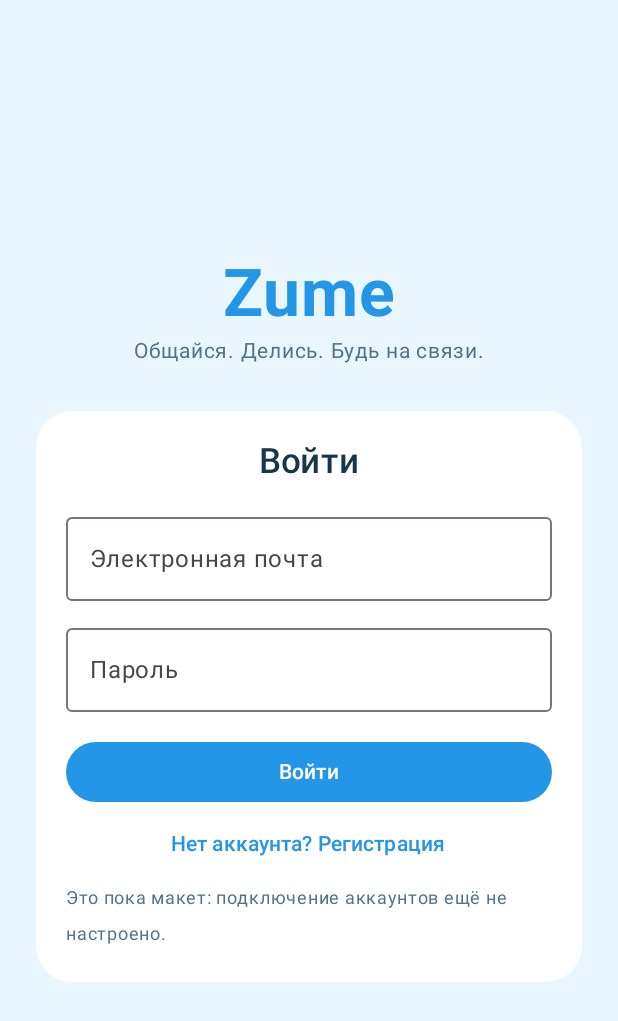
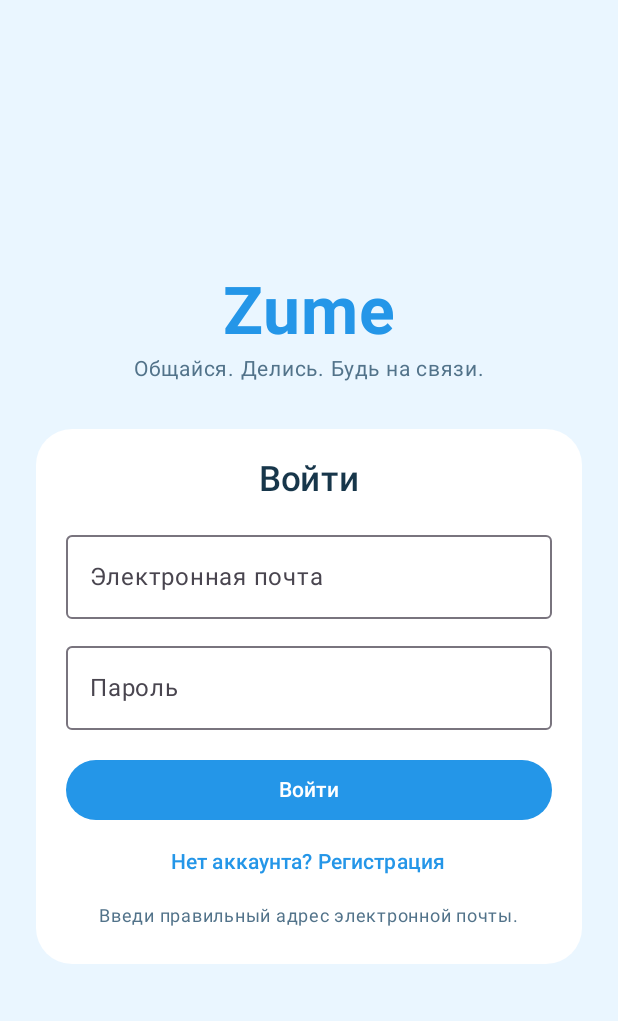
Before and after one commit to fudhuiwfhi4ehiu3/Zume1, an Android app built with Jetpack Compose: the screen it shows after launch (MainActivity), after a tap on "Войти", on a phone screen of 412 x 824 dp. Shown: the top 1021 px of the screen. Run offline under Robolectric (Android 15) with nearby library versions, the phone set to English and light mode, and no system bars; our stand-ins replace Firebase (no records; nobody signed in at launch, a user with empty details on screens opened directly).

Commit message:
Connect Zume registration and login to Firebase Auth

```diff
--- a/app/src/main/java/com/zume/app/MainActivity.kt
+++ b/app/src/main/java/com/zume/app/MainActivity.kt
@@ -21,9 +21,9 @@ import androidx.compose.material3.Text
 import androidx.compose.material3.TextButton
 import androidx.compose.material3.lightColorScheme
 import androidx.compose.runtime.Composable
+import androidx.compose.runtime.getValue
 import androidx.compose.runtime.mutableStateOf
 import androidx.compose.runtime.remember
-import androidx.compose.runtime.getValue
 import androidx.compose.runtime.setValue
 import androidx.compose.ui.Alignment
 import androidx.compose.ui.Modifier
@@ -32,6 +32,7 @@ import androidx.compose.ui.text.font.FontWeight
 import androidx.compose.ui.text.input.PasswordVisualTransformation
 import androidx.compose.ui.unit.dp
 import androidx.compose.ui.unit.sp
+import com.google.firebase.auth.FirebaseAuth
 
 private val ZumeBlue = Color(0xFF2496E8)
 private val PaleBlue = Color(0xFFEAF6FF)
@@ -53,39 +54,40 @@ class MainActivity : ComponentActivity() {
 
 @Composable
 fun ZumeWelcome() {
+    val auth = remember { FirebaseAuth.getInstance() }
     var email by remember { mutableStateOf("") }
     var password by remember { mutableStateOf("") }
     var isRegister by remember { mutableStateOf(false) }
+    var isLoading by remember { mutableStateOf(false) }
     var message by remember { mutableStateOf("Добро пожаловать в Zume!") }
 
-    Surface(
-        modifier = Modifier.fillMaxSize(),
-        color = PaleBlue
-    ) {
+    fun showError(error: Exception?) {
+        isLoading = false
+        message = when {
+            error == null -> "Не удалось выполнить действие. Проверь интернет и попробуй ещё раз."
+            error.message?.contains("already in use", ignoreCase = true) == true ->
+                "Этот адрес уже зарегистрирован. Попробуй войти."
+            error.message?.contains("badly formatted", ignoreCase = true) == true ->
+                "Проверь правильность адреса электронной почты."
+            error.message?.contains("password", ignoreCase = true) == true ->
+                "Пароль должен содержать не менее 6 символов."
+            error.message?.contains("network", ignoreCase = true) == true ->
+                "Нет подключения к интернету. Попробуй ещё раз."
+            else -> "Не получилось выполнить действие. Проверь данные и настройки Firebase."
+        }
+    }
+
+    Surface(modifier = Modifier.fillMaxSize(), color = PaleBlue) {
         Column(
-            modifier = Modifier
-                .fillMaxSize()
-                .padding(24.dp),
+            modifier = Modifier.fillMaxSize().padding(24.dp),
             horizontalAlignment = Alignment.CenterHorizontally,
             verticalArrangement = Arrangement.Center
         ) {
-            Text(
-                text = "Zume",
-                color = ZumeBlue,
-                fontSize = 44.sp,
-                fontWeight = FontWeight.Bold
-            )
-            Text(
-                text = "Общайся. Делись. Будь на связи.",
-                color = Color(0xFF52738A),
-                fontSize = 14.sp
-            )
+            Text("Zume", color = ZumeBlue, fontSize = 44.sp, fontWeight = FontWeight.Bold)
+            Text("Общайся. Делись. Будь на связи.", color = Color(0xFF52738A), fontSize = 14.sp)
             Spacer(modifier = Modifier.height(28.dp))
             Column(
-                modifier = Modifier
-                    .fillMaxWidth()
-                    .background(Color.White, RoundedCornerShape(24.dp))
-                    .padding(20.dp),
+                modifier = Modifier.fillMaxWidth().background(Color.White, RoundedCornerShape(24.dp)).padding(20.dp),
                 horizontalAlignment = Alignment.CenterHorizontally
             ) {
                 Text(
@@ -97,10 +99,11 @@ fun ZumeWelcome() {
                 Spacer(modifier = Modifier.height(16.dp))
                 OutlinedTextField(
                     value = email,
-                    onValueChange = { email = it },
+                    onValueChange = { email = it.trim() },
                     modifier = Modifier.fillMaxWidth(),
                     label = { Text("Электронная почта") },
-                    singleLine = true
+                    singleLine = true,
+                    enabled = !isLoading
                 )
                 Spacer(modifier = Modifier.height(10.dp))
                 OutlinedTextField(
@@ -109,29 +112,81 @@ fun ZumeWelcome() {
                     modifier = Modifier.fillMaxWidth(),
                     label = { Text("Пароль") },
                     visualTransformation = PasswordVisualTransformation(),
-                    singleLine = true
+                    singleLine = true,
+                    enabled = !isLoading
                 )
                 Spacer(modifier = Modifier.height(16.dp))
                 Button(
                     onClick = {
-                        message = "Это пока макет: подключение аккаунтов ещё не настроено."
+                        if (email.isBlank() || !email.contains("@")) {
+                            message = "Введи правильный адрес электронной почты."
+                        } else if (password.length < 6) {
+                            message = "Пароль должен содержать не менее 6 символов."
+                        } else {
+                            isLoading = true
+                            message = if (isRegister) "Создаём аккаунт..." else "Проверяем данные..."
+                            if (isRegister) {
+                                auth.createUserWithEmailAndPassword(email, password)
+                                    .addOnCompleteListener { task ->
+                                        if (task.isSuccessful) {
+                                            val user = auth.currentUser
+                                            if (user != null) {
+                                                user.sendEmailVerification().addOnCompleteListener { verifyTask ->
+                                                    isLoading = false
+                                                    message = if (verifyTask.isSuccessful) {
+                                                        "Аккаунт создан! Открой письмо от Firebase и нажми ссылку подтверждения. Затем вернись сюда и войди."
+                                                    } else {
+                                                        "Аккаунт создан, но письмо не отправлено. Проверь настройки Firebase и попробуй снова."
+                                                    }
+                                                }
+                                            } else {
+                                                showError(null)
+                                            }
+                                        } else {
+                                            showError(task.exception)
+                                        }
+                                    }
+                            } else {
+                                auth.signInWithEmailAndPassword(email, password)
+                                    .addOnCompleteListener { task ->
+                                        if (task.isSuccessful) {
+                                            val user = auth.currentUser
+                                            if (user != null) {
+                                                user.reload().addOnCompleteListener { reloadTask ->
+                                                    isLoading = false
+                                                    if (reloadTask.isSuccessful && auth.currentUser?.isEmailVerified == true) {
+                                                        message = "Почта подтверждена! Ты вошёл в Zume."
+                                                    } else {
+                                                        auth.signOut()
+                                                        message = "Сначала подтверди почту по ссылке в письме, затем войди снова."
+                                                    }
+                                                }
+                                            } else {
+                                                showError(null)
+                                            }
+                                        } else {
+                                            showError(task.exception)
+                                        }
+                                    }
+                            }
+                        }
                     },
                     modifier = Modifier.fillMaxWidth(),
+                    enabled = !isLoading,
                     colors = ButtonDefaults.buttonColors(containerColor = ZumeBlue)
                 ) {
-                    Text(if (isRegister) "Зарегистрироваться" else "Войти")
+                    Text(if (isLoading) "Подожди..." else if (isRegister) "Зарегистрироваться" else "Войти")
                 }
-                TextButton(onClick = {
-                    isRegister = !isRegister
-                    message = if (isRegister) "Создание аккаунта" else "Вход в аккаунт"
-                }) {
+                TextButton(
+                    enabled = !isLoading,
+                    onClick = {
+                        isRegister = !isRegister
+                        message = if (isRegister) "Создание аккаунта" else "Вход в аккаунт"
+                    }
+                ) {
                     Text(if (isRegister) "Уже есть аккаунт? Войти" else "Нет аккаунта? Регистрация")
                 }
-                Text(
-                    text = message,
-                    color = Color(0xFF52738A),
-                    fontSize = 12.sp
-                )
+                Text(message, color = Color(0xFF52738A), fontSize = 12.sp)
             }
         }
     }
```
